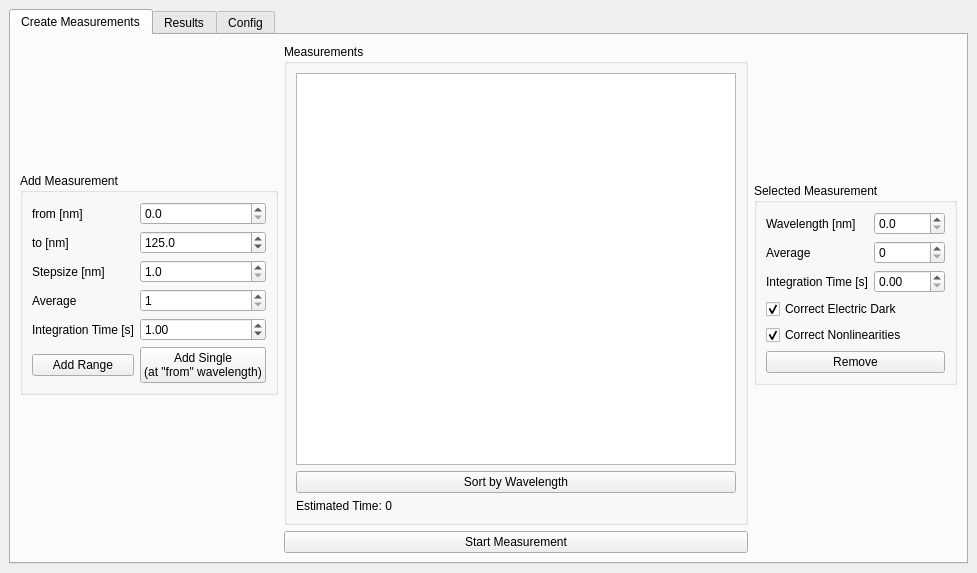
Davidxdydz/VUVControl, file GUI/dependencies/mainWindow.ui: the form before one commit.
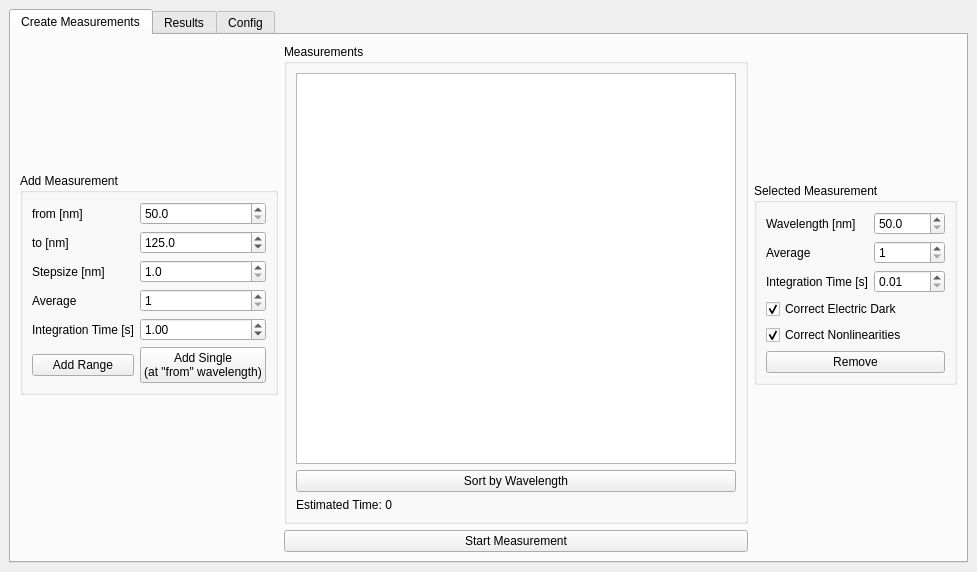
The form after the commit. The open tabs and pages were chosen to show the change.

Commit message: added reasonable min/max for spinBoxes

Diff of the .ui file:
```diff
--- a/GUI/dependencies/mainWindow.ui
+++ b/GUI/dependencies/mainWindow.ui
@@ -7,7 +7,7 @@
     <x>0</x>
     <y>0</y>
     <width>977</width>
-    <height>573</height>
+    <height>572</height>
    </rect>
   </property>
   <property name="windowTitle">
@@ -141,10 +141,10 @@
                   <number>1</number>
                  </property>
                  <property name="minimum">
-                  <double>0.000000000000000</double>
+                  <double>50.000000000000000</double>
                  </property>
                  <property name="maximum">
-                  <double>600.000000000000000</double>
+                  <double>550.000000000000000</double>
                  </property>
                 </widget>
                </item>
@@ -259,10 +259,10 @@
                   <number>1</number>
                  </property>
                  <property name="minimum">
-                  <double>0.000000000000000</double>
+                  <double>50.000000000000000</double>
                  </property>
                  <property name="maximum">
-                  <double>600.000000000000000</double>
+                  <double>550.000000000000000</double>
                  </property>
                 </widget>
                </item>
@@ -289,13 +289,23 @@
                </item>
                <item row="2" column="1">
                 <widget class="QDoubleSpinBox" name="integrationShowSpinBox">
+                 <property name="minimum">
+                  <double>0.010000000000000</double>
+                 </property>
                  <property name="maximum">
                   <double>1600.000000000000000</double>
                  </property>
                 </widget>
                </item>
                <item row="1" column="1">
-                <widget class="QSpinBox" name="averageShowSpinBox"/>
+                <widget class="QSpinBox" name="averageShowSpinBox">
+                 <property name="minimum">
+                  <number>1</number>
+                 </property>
+                 <property name="maximum">
+                  <number>100</number>
+                 </property>
+                </widget>
                </item>
                <item row="1" column="0">
                 <widget class="QLabel" name="label_2">
```
Left out of the diff: 16 changed lines with no effect on the pictures. The commit also changes 2 other files.
